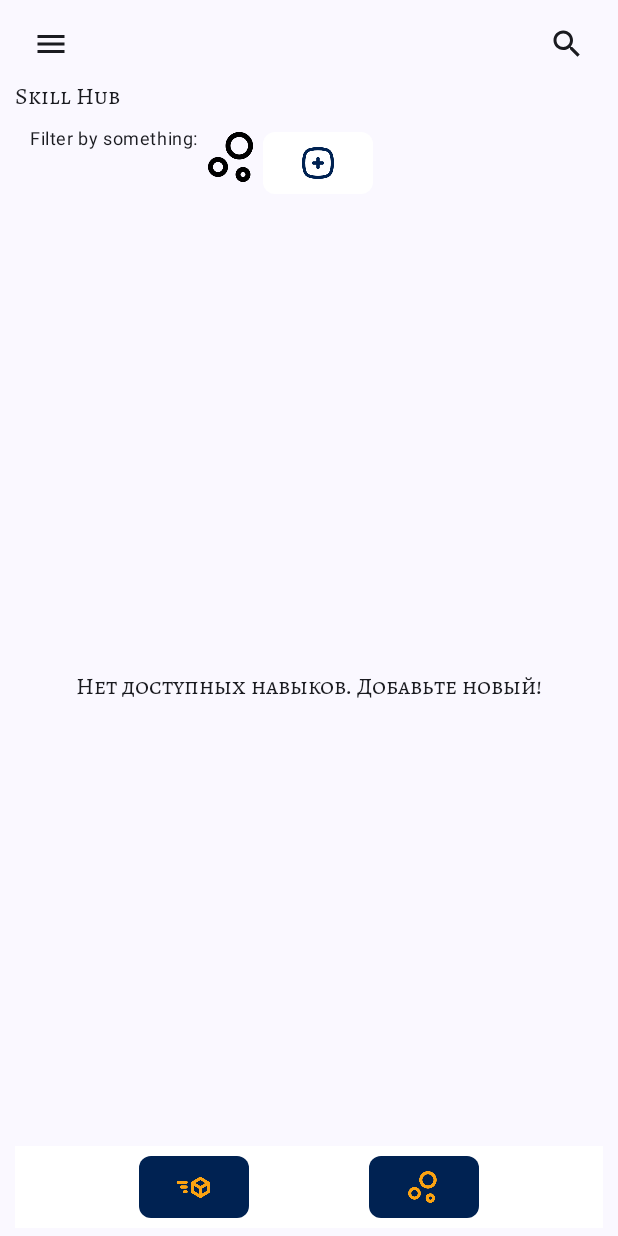
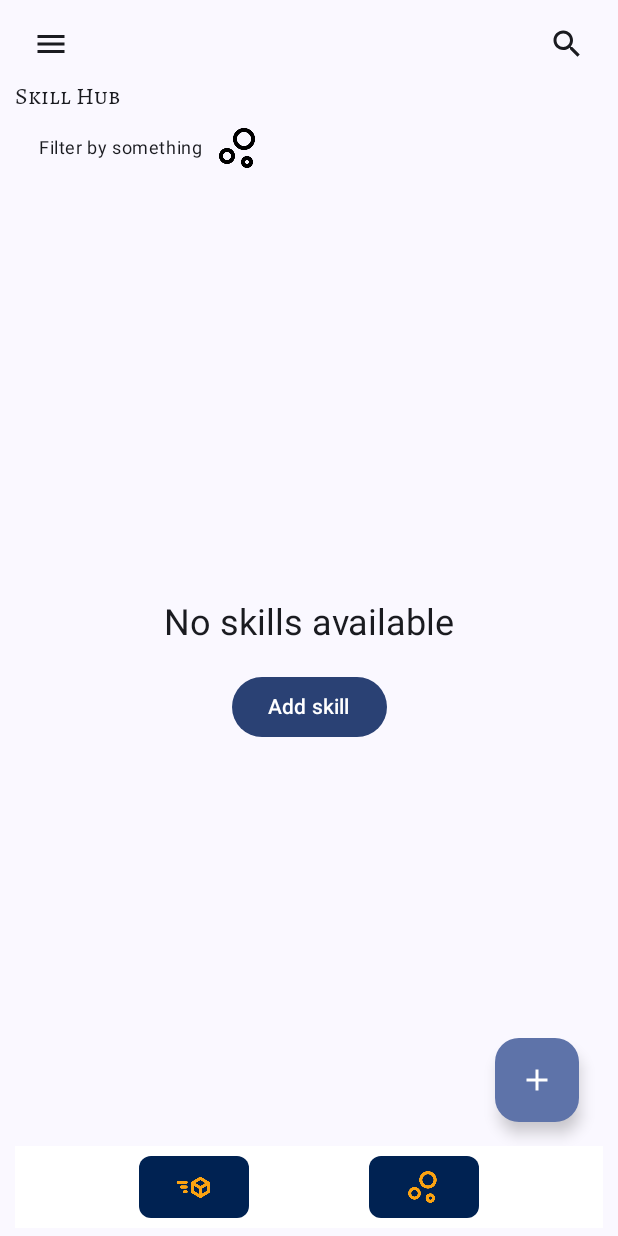
Before and after one commit to Conscifora-TimeLance/timelance-app, an Android app built with Jetpack Compose: the SkillHubScreen screen opened through its navigation route, on a phone screen of 412 x 824 dp. Run offline under Robolectric (Android 15) with nearby library versions, the phone set to English and light mode, and no system bars.

Commit message:
fix (ui): few changes skill hub screen

```diff
--- a/app/src/main/java/com/nexora/timelance/ui/components/button/ButtonPrimary.kt
+++ b/app/src/main/java/com/nexora/timelance/ui/components/button/ButtonPrimary.kt
@@ -1,5 +1,7 @@
 package com.nexora.timelance.ui.components.button
 
+import androidx.compose.foundation.hoverable
+import androidx.compose.foundation.interaction.MutableInteractionSource
 import androidx.compose.foundation.layout.Box
 import androidx.compose.foundation.layout.fillMaxSize
 import androidx.compose.foundation.layout.size
@@ -8,6 +10,7 @@ import androidx.compose.material3.Button
 import androidx.compose.material3.ButtonDefaults
 import androidx.compose.material3.Icon
 import androidx.compose.runtime.Composable
+import androidx.compose.runtime.remember
 import androidx.compose.ui.Alignment
 import androidx.compose.ui.Modifier
 import androidx.compose.ui.graphics.Color
--- a/app/src/main/java/com/nexora/timelance/ui/screen/SkillHubScreen.kt
+++ b/app/src/main/java/com/nexora/timelance/ui/screen/SkillHubScreen.kt
@@ -1,26 +1,35 @@
 package com.nexora.timelance.ui.screen
 
 import androidx.compose.foundation.Image
+import androidx.compose.foundation.hoverable
+import androidx.compose.foundation.interaction.MutableInteractionSource
 import androidx.compose.foundation.layout.Arrangement
 import androidx.compose.foundation.layout.Box
 import androidx.compose.foundation.layout.Column
+import androidx.compose.foundation.layout.PaddingValues
 import androidx.compose.foundation.layout.Row
 import androidx.compose.foundation.layout.Spacer
 import androidx.compose.foundation.layout.fillMaxSize
+import androidx.compose.foundation.layout.fillMaxWidth
 import androidx.compose.foundation.layout.height
 import androidx.compose.foundation.layout.padding
 import androidx.compose.foundation.layout.size
 import androidx.compose.foundation.layout.statusBarsPadding
+import androidx.compose.foundation.layout.width
 import androidx.compose.foundation.lazy.LazyColumn
 import androidx.compose.foundation.lazy.items
 import androidx.compose.foundation.shape.RoundedCornerShape
+import androidx.compose.material.icons.Icons
+import androidx.compose.material.icons.filled.Add
 import androidx.compose.material3.Button
 import androidx.compose.material3.ButtonDefaults
 import androidx.compose.material3.CircularProgressIndicator
+import androidx.compose.material3.FloatingActionButton
 import androidx.compose.material3.Icon
 import androidx.compose.material3.MaterialTheme
 import androidx.compose.material3.Scaffold
 import androidx.compose.material3.Text
+import androidx.compose.material3.TopAppBar
 import androidx.compose.runtime.Composable
 import androidx.compose.runtime.LaunchedEffect
 import androidx.compose.runtime.getValue
@@ -34,11 +43,14 @@ import androidx.compose.ui.draw.clip
 import androidx.compose.ui.graphics.Color
 import androidx.compose.ui.layout.ContentScale
 import androidx.compose.ui.res.painterResource
+import androidx.compose.ui.res.stringResource
+import androidx.compose.ui.text.style.TextAlign
 import androidx.compose.ui.tooling.preview.Preview
 import androidx.compose.ui.unit.dp
 import androidx.navigation.NavHostController
 import androidx.navigation.compose.rememberNavController
 import com.nexora.timelance.R
+import com.nexora.timelance.data.dto.SkillDto
 import com.nexora.timelance.data.service.SkillServiceImpl
 import com.nexora.timelance.domain.model.entity.Skill
 import com.nexora.timelance.domain.service.SkillService
@@ -49,6 +61,7 @@ import com.nexora.timelance.ui.theme.PrimaryAccentColorLight
 import com.nexora.timelance.ui.theme.SecondColorLight
 import com.nexora.timelance.ui.theme.TimelanceTheme
 import kotlinx.coroutines.launch
+import java.util.UUID
 
 
 @Preview(showBackground = true)
@@ -56,6 +69,9 @@ import kotlinx.coroutines.launch
 private fun PreviewScreen() {
     TimelanceTheme {
         val skillService = SkillServiceImpl()
+//        skillService.createSkill(Skill(UUID.randomUUID().toString(),
+//            name = "Java",
+//            timeTotalSeconds = 0))
         SkillHubScreen(
             rememberNavController(),
             onClickItemSkillNavigationToDetails = { println("Preview: called") },
@@ -93,75 +109,45 @@ fun SkillHubScreen(
         }
     }
 
-//        var skillItems by remember { mutableStateOf<List<SkillData>?>(null) } // Start with null to indicate loading
-//
-//        val coroutineScope = rememberCoroutineScope()
-//
-//        // Load data when the composable is first displayed
-//        LaunchedEffect(Unit) {
-//            coroutineScope.launch(Dispatchers.Default) {
-//                // Simulate a delay to mimic a long-running task
-//                delay(1000)
-//                TODO HERE IS LOAD DATA
-//                skillItems = data
-//            }
-//        }
+    Scaffold(
+        topBar = {
+            Text("Skill Hub")
+        },
+        floatingActionButton = {
+            FloatingActionButton(
+                onClick = { navController.navigate(AppDestinations.ROUTE_SKILL_ADD_SCREEN) }
+            ) {
+                Icon(
+                    imageVector = Icons.Filled.Add,
+                    contentDescription = ""
+                )
+            }
+        },
+        modifier = Modifier.fillMaxSize()
+    ) { innerPadding ->
 
         Column(
             modifier = Modifier
+                .padding(innerPadding)
                 .fillMaxSize()
-            .statusBarsPadding(),
+            // .padding(horizontal = 16.dp) // Общий горизонтальный отступ для контента, если нужен
         ) {
-
-        Text(
-            text = "Skill Hub"
+            FilterSection(
+                modifier = Modifier
+                    .fillMaxWidth()
+                    .padding(horizontal = 16.dp, vertical = 8.dp)
             )
-
-        // TODO FILTER OF SKILLS
-        // BY TIME
-        // BY GROUP
-
-        Row(
-            modifier = Modifier
-                .padding(10.dp)
-        ) {
-            Text(
-                text = "Filter by something: ",
-                style = MaterialTheme.typography.bodySmall
-            )
-
-            Image(
-                painter = painterResource(id = R.drawable.skill_hub),
-                contentDescription = null,
-                modifier = Modifier
-                    .size(40.dp)
-                    .clip(RoundedCornerShape(8.dp)),
-                contentScale = ContentScale.Crop
-            )
-
-            ButtonPrimary(
-                navController, AppDestinations.ROUTE_SKILL_ADD_SCREEN,
-                containerColor = SecondColorLight,
-                contentColor = PrimaryAccentColorLight,
-                contentDescription = "Add New Skill", R.drawable.add
-            )
-        }
 
             Spacer(modifier = Modifier.height(8.dp))
 
-        // TODO CHANGE TO SOMETHING MORE RELIABLE
             when {
                 state.isLoading -> {
-                Box(modifier = Modifier.fillMaxSize(), contentAlignment = Alignment.Center) {
-                    CircularProgressIndicator()
+                    LoadingState(modifier = Modifier.weight(1f)) // weight(1f) чтобы занять оставшееся место
                 }
-            }
-
                 state.error != null -> {
-                Box(modifier = Modifier.fillMaxSize(), contentAlignment = Alignment.Center) {
-                    Column(horizontalAlignment = Alignment.CenterHorizontally) {
-                        Text("Ошибка: ${state.error}", color = MaterialTheme.colorScheme.error)
-                        Button(onClick = {
+                    ErrorState(
+                        errorMessage = state.error!!,
+                        onRetry = {
                             scope.launch {
                                 state = state.copy(isLoading = true, error = null)
                                 try {
@@ -174,40 +160,131 @@ fun SkillHubScreen(
                                     )
                                 }
                             }
-                        }) {
-                            Text("Повторить")
+                        },
+                        modifier = Modifier.weight(1f)
+                    )
+                }
+                state.skills.isEmpty() && !state.isLoading -> {
+                    EmptyState(
+                        onAddSkillClick = {  },
+                        modifier = Modifier.weight(1f)
+                    )
+                }
+                else -> {
+                    SkillList(
+                        skills = state.skills,
+                        onSkillItemClick = { skillId -> onClickItemSkillNavigationToDetails(skillId) },
+                        modifier = Modifier.weight(1f) // Список занимает оставшееся место
+                    )
                 }
             }
         }
     }
 
-            state.skills.isEmpty() && !state.isLoading -> {
-                Box(modifier = Modifier.fillMaxSize(), contentAlignment = Alignment.Center) {
-                    Text("Нет доступных навыков. Добавьте новый!")
+//        ButtonPrimary(
+//            navController, AppDestinations.ROUTE_SKILL_ADD_SCREEN,
+//            containerColor = SecondColorLight,
+//            contentColor = PrimaryAccentColorLight,
+//            contentDescription = "Add New Skill", R.drawable.add
+//        )
+}
+@Composable
+private fun FilterSection(modifier: Modifier = Modifier) {
+    Row(
+        modifier = modifier,
+        verticalAlignment = Alignment.CenterVertically
+    ) {
+        Text(
+            text = "Filter by something", // "Filter by something: " - в ресурсы
+            style = MaterialTheme.typography.bodySmall
+        )
+        Spacer(modifier = Modifier.width(8.dp))
+        // TODO: Реализовать UI фильтров (чипы, дропдауны и т.д.)
+        Image( // Это пока просто заглушка, как я понимаю
+            painter = painterResource(id = R.drawable.skill_hub), // Убедитесь, что ресурс существует
+            contentDescription = null, // Добавьте описание, если оно не чисто декоративное
+            modifier = Modifier
+                .size(32.dp) // Уменьшил размер для строки фильтра
+                .clip(RoundedCornerShape(8.dp)),
+            contentScale = ContentScale.Crop
+        )
     }
 }
 
-            else -> {
-                LazyColumn(
-                    verticalArrangement = Arrangement.spacedBy(8.dp)
+@Composable
+private fun LoadingState(modifier: Modifier = Modifier) {
+    Box(
+        modifier = modifier.fillMaxSize(),
+        contentAlignment = Alignment.Center
     ) {
-                    items(state.skills, key = { it.id }) { skill ->
-                        SkillItem(
-                            name = skill.name,
-                            groupTags = emptyList(),
-                            timeTotalSeconds = skill.timeTotalSeconds,
-                            onClickNavigationToDetails = {
-                                onClickItemSkillNavigationToDetails(skill.id)
-                            },
-                        )
+        CircularProgressIndicator()
     }
 }
+
+@Composable
+private fun ErrorState(
+    errorMessage: String,
+    onRetry: () -> Unit,
+    modifier: Modifier = Modifier
+) {
+    Box(
+        modifier = modifier.fillMaxSize().padding(16.dp),
+        contentAlignment = Alignment.Center
+    ) {
+        Column(horizontalAlignment = Alignment.CenterHorizontally) {
+            Text(
+                text = errorMessage,
+                color = MaterialTheme.colorScheme.error,
+                textAlign = TextAlign.Center
+            )
+            Spacer(modifier = Modifier.height(16.dp))
+            Button(onClick = onRetry) {
+                Text("Retry") // "Повторить" - в ресурсы
             }
         }
     }
 }
 
 @Composable
-fun LoadingIndicator() {
-    Text(text = "Loading...")
+private fun EmptyState(onAddSkillClick: () -> Unit, modifier: Modifier = Modifier) {
+    Box(
+        modifier = modifier.fillMaxSize().padding(16.dp),
+        contentAlignment = Alignment.Center
+    ) {
+        Column(horizontalAlignment = Alignment.CenterHorizontally) {
+            Text(
+                text = "No skills available",
+                textAlign = TextAlign.Center,
+                style = MaterialTheme.typography.headlineSmall
+            )
+            Spacer(modifier = Modifier.height(16.dp))
+            Button(onClick = onAddSkillClick) {
+                Text("Add skill")
             }
+        }
+    }
+}
+
+@Composable
+private fun SkillList(
+    skills: List<Skill>,
+    onSkillItemClick: (skillId: String) -> Unit,
+    modifier: Modifier = Modifier
+) {
+    LazyColumn(
+        modifier = modifier.fillMaxSize(), // Занимает все доступное пространство (внутри Column с weight)
+        contentPadding = PaddingValues(horizontal = 16.dp, vertical = 8.dp), // Отступы для элементов списка
+        verticalArrangement = Arrangement.spacedBy(8.dp)
+    ) {
+        items(skills, key = { it.id}) { skill ->
+            SkillItem(
+                name = skill.name,
+                timeTotalSeconds = skill.timeTotalSeconds,
+                onClickNavigationToDetails = {
+                    onSkillItemClick(skill.id)
+                },
+                groupTags = emptyList()
+            )
+        }
+    }
+}
```
Lines whose indentation alone changed are shown as unchanged.
